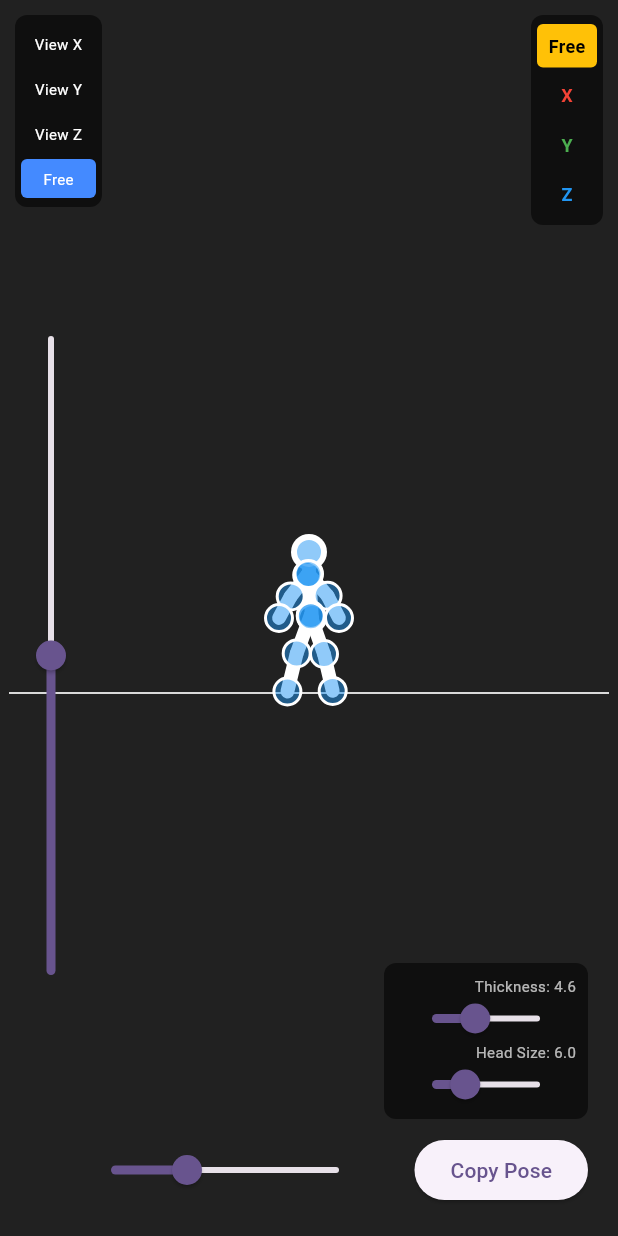
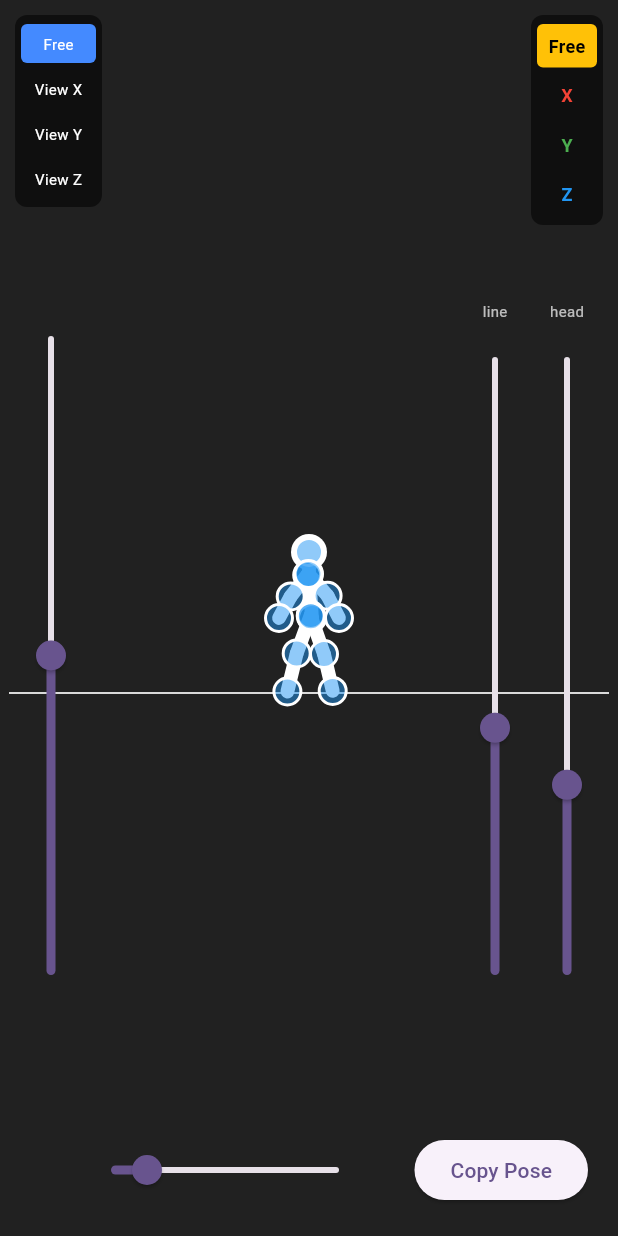
Before and after one commit to leehj825/stickman-animator, a Flutter app: the screen it shows after launch, on a phone screen of 412 x 824 dp. Run offline on Flutter 3.47's test engine with Material 3 defaults, Android fonts, the phone set to English and light mode, and no system bars.

Commit message:
Refactor StickmanPoseEditor UI: remove node editing, update sliders, reorder buttons

```diff
--- a/lib/src/stickman_editor.dart
+++ b/lib/src/stickman_editor.dart
@@ -144,37 +144,6 @@ class _StickmanPoseEditorState extends State<StickmanPoseEditor> {
       node.position.add(axisDir * worldMove);
   }
 
-  void _addNodeToSelected() {
-    if (_selectedNodeId == null || !_nodes.containsKey(_selectedNodeId)) return;
-    final parent = _nodes[_selectedNodeId]!;
-    final newNodeId = 'node_${DateTime.now().millisecondsSinceEpoch}';
-    final offset = v.Vector3(5, 5, 0);
-    final newNode = StickmanNode(newNodeId, parent.position + offset);
-    setState(() {
-      parent.children.add(newNode);
-      _refreshNodeCache();
-      _selectedNodeId = newNodeId;
-    });
-  }
-
-  void _removeSelectedNode() {
-     if (_selectedNodeId == null || _selectedNodeId == 'hip') return;
-     StickmanNode? parent;
-     for (var node in _nodes.values) {
-       if (node.children.any((c) => c.id == _selectedNodeId)) {
-         parent = node;
-         break;
-       }
-     }
-     if (parent != null) {
-       setState(() {
-         parent!.children.removeWhere((c) => c.id == _selectedNodeId);
-         _selectedNodeId = null;
-         _refreshNodeCache();
-       });
-     }
-  }
-
   @override
   Widget build(BuildContext context) {
     _refreshNodeCache();
@@ -274,10 +243,10 @@ class _StickmanPoseEditorState extends State<StickmanPoseEditor> {
                          ),
                          child: Column(
                            children: [
+                             _viewButton("Free", CameraView.free),
                              _viewButton("View X", CameraView.side),
                              _viewButton("View Y", CameraView.top),
                              _viewButton("View Z", CameraView.front),
-                             _viewButton("Free", CameraView.free),
                            ],
                          ),
                       ),
@@ -324,29 +293,20 @@ class _StickmanPoseEditorState extends State<StickmanPoseEditor> {
                       ),
                     ),
 
-                    // Node Operations (Bottom Right)
+                    // Line and Head sliders (Right Edge Vertical Sliders)
                     Positioned(
-                      bottom: 20,
-                      right: 20,
-                      child: Column(
-                        mainAxisSize: MainAxisSize.min,
-                        crossAxisAlignment: CrossAxisAlignment.end,
+                      right: 10,
+                      top: 200,
+                      bottom: 150,
+                      child: Row(
                         children: [
-                           // Style Sliders
-                           Container(
-                             padding: const EdgeInsets.all(8),
-                             margin: const EdgeInsets.only(bottom: 10),
-                             decoration: BoxDecoration(
-                               color: Colors.black54,
-                               borderRadius: BorderRadius.circular(8)
-                             ),
-                             child: Column(
-                               crossAxisAlignment: CrossAxisAlignment.end,
+                          Column(
+                            mainAxisAlignment: MainAxisAlignment.center,
                             children: [
-                                 Text("Thickness: ${widget.controller.skeleton.strokeWidth.toStringAsFixed(1)}", style: styleLabel),
-                                 SizedBox(
-                                   width: 120,
-                                   height: 30,
+                              Text("line", style: styleLabel),
+                              Expanded(
+                                child: RotatedBox(
+                                  quarterTurns: 3,
                                   child: Slider(
                                     value: widget.controller.skeleton.strokeWidth,
                                     min: 1.0,
@@ -354,10 +314,16 @@ class _StickmanPoseEditorState extends State<StickmanPoseEditor> {
                                     onChanged: (v) => setState(() => widget.controller.skeleton.strokeWidth = v),
                                   ),
                                 ),
-                                 Text("Head Size: ${widget.controller.skeleton.headRadius.toStringAsFixed(1)}", style: styleLabel),
-                                 SizedBox(
-                                   width: 120,
-                                   height: 30,
+                              ),
+                            ],
+                          ),
+                          Column(
+                            mainAxisAlignment: MainAxisAlignment.center,
+                            children: [
+                              Text("head", style: styleLabel),
+                              Expanded(
+                                child: RotatedBox(
+                                  quarterTurns: 3,
                                   child: Slider(
                                     value: widget.controller.skeleton.headRadius,
                                     min: 2.0,
@@ -365,33 +331,20 @@ class _StickmanPoseEditorState extends State<StickmanPoseEditor> {
                                     onChanged: (v) => setState(() => widget.controller.skeleton.headRadius = v),
                                   ),
                                 ),
+                              ),
+                            ],
+                          ),
                         ],
                       ),
                     ),
 
-                           if (_selectedNodeId != null) ...[
-                              FloatingActionButton.small(
-                                heroTag: "add",
-                                onPressed: _addNodeToSelected,
-                                child: const Icon(Icons.add),
-                                tooltip: "Add Child Node",
-                              ),
-                              const SizedBox(height: 8),
-                              if (_selectedNodeId != 'hip')
-                              FloatingActionButton.small(
-                                heroTag: "del",
-                                onPressed: _removeSelectedNode,
-                                backgroundColor: Colors.red,
-                                child: const Icon(Icons.delete),
-                                tooltip: "Remove Node",
-                              ),
-                              const SizedBox(height: 16),
-                           ],
-                           ElevatedButton(
+                    // Node Operations (Bottom Right)
+                    Positioned(
+                      bottom: 20,
+                      right: 20,
+                      child: ElevatedButton(
                         onPressed: _copyPoseToClipboard,
                         child: const Text("Copy Pose"),
-                          ),
-                        ],
                       ),
                     ),
 
@@ -404,7 +357,7 @@ class _StickmanPoseEditorState extends State<StickmanPoseEditor> {
                         child: Slider(
                           value: _zoom,
                           min: 0.5,
-                          max: 5.0,
+                          max: 10.0,
                           onChanged: (v) => setState(() => _zoom = v),
                           label: "Zoom",
                         ),
```
Lines whose indentation alone changed are shown as unchanged.
